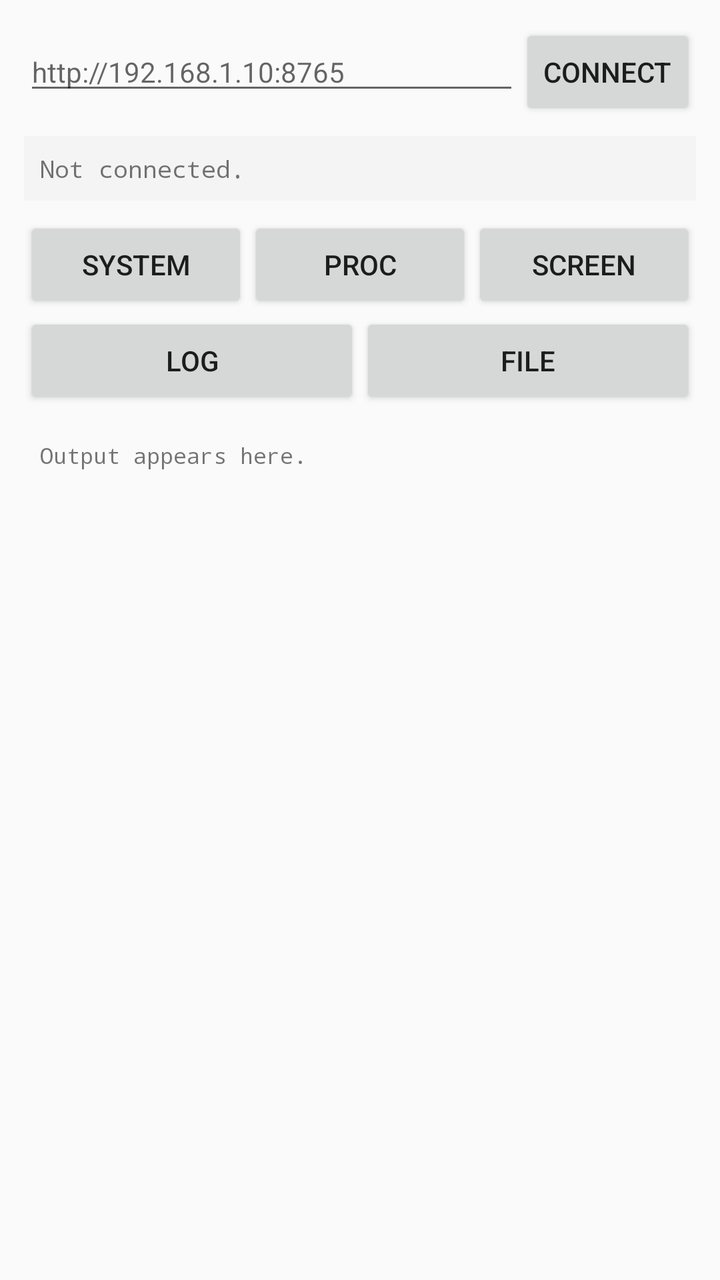
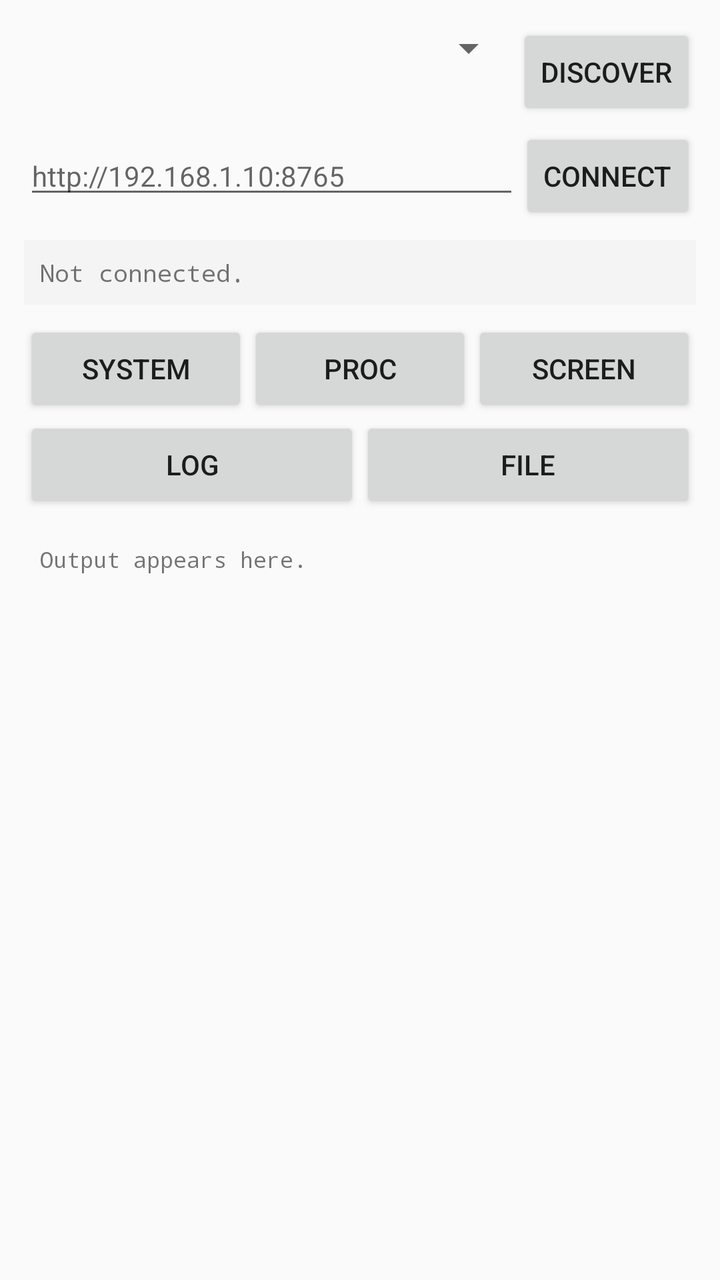

Screens rendered from an Android XML layout before and after an edit, with the pre-edit source and the edit as a unified diff.
<!-- AndroidManifest.xml: application theme Theme.AppCompat.Light.DarkActionBar -->
<!-- res/layout/activity_main.xml -->
<?xml version="1.0" encoding="utf-8"?>
<LinearLayout xmlns:android="http://schemas.android.com/apk/res/android"
    android:layout_width="match_parent"
    android:layout_height="match_parent"
    android:orientation="vertical"
    android:padding="12dp">

    
    <LinearLayout
        android:layout_width="match_parent"
        android:layout_height="wrap_content"
        android:orientation="horizontal">

        <EditText
            android:id="@+id/url_input"
            android:layout_width="0dp"
            android:layout_height="wrap_content"
            android:layout_weight="1"
            android:hint="http://192.168.1.10:8765"
            android:inputType="textUri"
            android:textSize="14sp" />

        <Button
            android:id="@+id/btn_connect"
            android:layout_width="wrap_content"
            android:layout_height="wrap_content"
            android:text="Connect" />
    </LinearLayout>

    
    <TextView
        android:id="@+id/status_text"
        android:layout_width="match_parent"
        android:layout_height="wrap_content"
        android:layout_marginTop="8dp"
        android:background="#F4F4F4"
        android:fontFamily="monospace"
        android:padding="8dp"
        android:text="Not connected."
        android:textSize="12sp" />

    
    <LinearLayout
        android:id="@+id/action_bar"
        android:layout_width="match_parent"
        android:layout_height="wrap_content"
        android:layout_marginTop="8dp"
        android:orientation="horizontal">

        <Button
            android:id="@+id/btn_system"
            android:layout_width="0dp"
            android:layout_height="wrap_content"
            android:layout_weight="1"
            android:text="System" />

        <Button
            android:id="@+id/btn_processes"
            android:layout_width="0dp"
            android:layout_height="wrap_content"
            android:layout_weight="1"
            android:text="Proc" />

        <Button
            android:id="@+id/btn_screenshot"
            android:layout_width="0dp"
            android:layout_height="wrap_content"
            android:layout_weight="1"
            android:text="Screen" />
    </LinearLayout>

    <LinearLayout
        android:layout_width="match_parent"
        android:layout_height="wrap_content"
        android:orientation="horizontal">

        <Button
            android:id="@+id/btn_log"
            android:layout_width="0dp"
            android:layout_height="wrap_content"
            android:layout_weight="1"
            android:text="Log" />

        <Button
            android:id="@+id/btn_file"
            android:layout_width="0dp"
            android:layout_height="wrap_content"
            android:layout_weight="1"
            android:text="File" />
    </LinearLayout>

    
    <ImageView
        android:id="@+id/screenshot_view"
        android:layout_width="match_parent"
        android:layout_height="240dp"
        android:layout_marginTop="8dp"
        android:adjustViewBounds="true"
        android:background="#000000"
        android:contentDescription="Screenshot from PC"
        android:scaleType="fitCenter"
        android:visibility="gone" />

    
    <ScrollView
        android:layout_width="match_parent"
        android:layout_height="0dp"
        android:layout_marginTop="8dp"
        android:layout_weight="1">

        <TextView
            android:id="@+id/output_text"
            android:layout_width="match_parent"
            android:layout_height="wrap_content"
            android:background="#FAFAFA"
            android:fontFamily="monospace"
            android:padding="8dp"
            android:text="Output appears here."
            android:textSize="11sp" />
    </ScrollView>
</LinearLayout>
<!-- resources referenced by this layout -->
<resources>

</resources>

<!-- the commit's change to res/layout/activity_main.xml (unified diff, before → after) -->
@@ -9,6 +9,25 @@
     <LinearLayout
         android:layout_width="match_parent"
         android:layout_height="wrap_content"
+        android:orientation="horizontal">
+
+        <Spinner
+            android:id="@+id/transport_spinner"
+            android:layout_width="0dp"
+            android:layout_height="wrap_content"
+            android:layout_weight="1" />
+
+        <Button
+            android:id="@+id/btn_discover"
+            android:layout_width="wrap_content"
+            android:layout_height="wrap_content"
+            android:text="Discover" />
+    </LinearLayout>
+
+    <LinearLayout
+        android:layout_width="match_parent"
+        android:layout_height="wrap_content"
+        android:layout_marginTop="4dp"
         android:orientation="horizontal">
 
         <EditText
@@ -41,7 +60,6 @@
 
     
     <LinearLayout
-        android:id="@+id/action_bar"
         android:layout_width="match_parent"
         android:layout_height="wrap_content"
         android:layout_marginTop="8dp"
